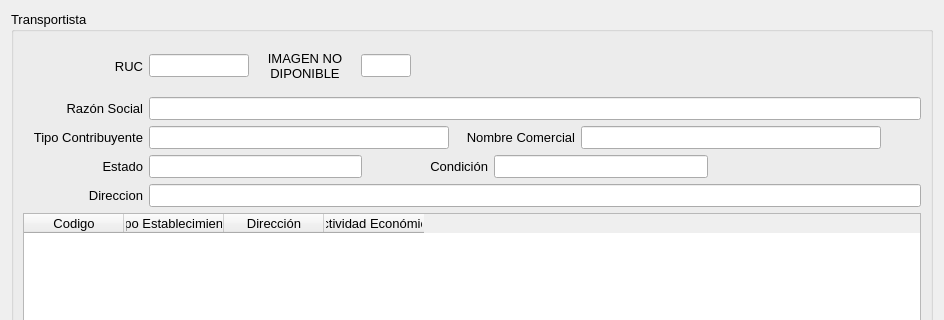
First picture: the form in Facturacion/transportistaop.ui, repository radtek/manager, before the edit; both pictures show x 0 to 944 and y 0 to 320 of the 944 by 622 pixel window.
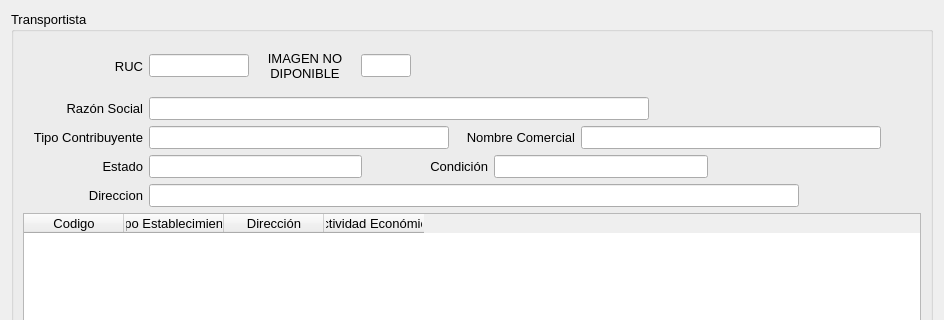
Second picture: the form after the edit. Icons and pictures are not drawn.

Patch:
```diff
--- a/Facturacion/transportistaop.ui
+++ b/Facturacion/transportistaop.ui
@@ -172,13 +172,13 @@
          <widget class="QLineEdit" name="lineEdit_razon_social">
           <property name="minimumSize">
            <size>
-            <width>700</width>
+            <width>500</width>
             <height>0</height>
            </size>
           </property>
           <property name="maximumSize">
            <size>
-            <width>16777215</width>
+            <width>500</width>
             <height>16777215</height>
            </size>
           </property>
@@ -189,6 +189,19 @@
           </property>
          </widget>
         </item>
+        <item>
+         <spacer name="horizontalSpacer_3">
+          <property name="orientation">
+           <enum>Qt::Horizontal</enum>
+          </property>
+          <property name="sizeHint" stdset="0">
+           <size>
+            <width>40</width>
+            <height>20</height>
+           </size>
+          </property>
+         </spacer>
+        </item>
        </layout>
       </item>
       <item>
@@ -426,10 +439,16 @@
          <widget class="QLineEdit" name="lineEdit_direccion">
           <property name="minimumSize">
            <size>
-            <width>200</width>
+            <width>650</width>
             <height>0</height>
            </size>
           </property>
+          <property name="maximumSize">
+           <size>
+            <width>650</width>
+            <height>16777215</height>
+           </size>
+          </property>
           <property name="font">
            <font>
             <pointsize>10</pointsize>
@@ -437,6 +456,19 @@
           </property>
          </widget>
         </item>
+        <item>
+         <spacer name="horizontalSpacer_4">
+          <property name="orientation">
+           <enum>Qt::Horizontal</enum>
+          </property>
+          <property name="sizeHint" stdset="0">
+           <size>
+            <width>40</width>
+            <height>20</height>
+           </size>
+          </property>
+         </spacer>
+        </item>
        </layout>
       </item>
       <item>
```
Left out of the diff: 10 changed lines with no effect on the pictures.
